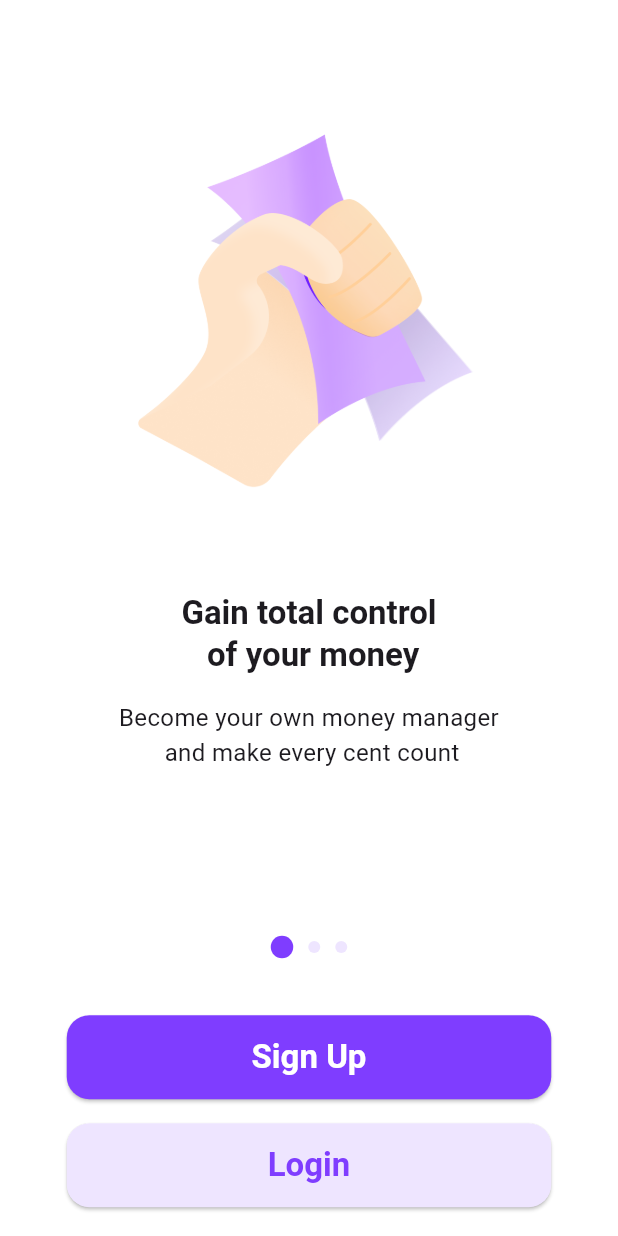
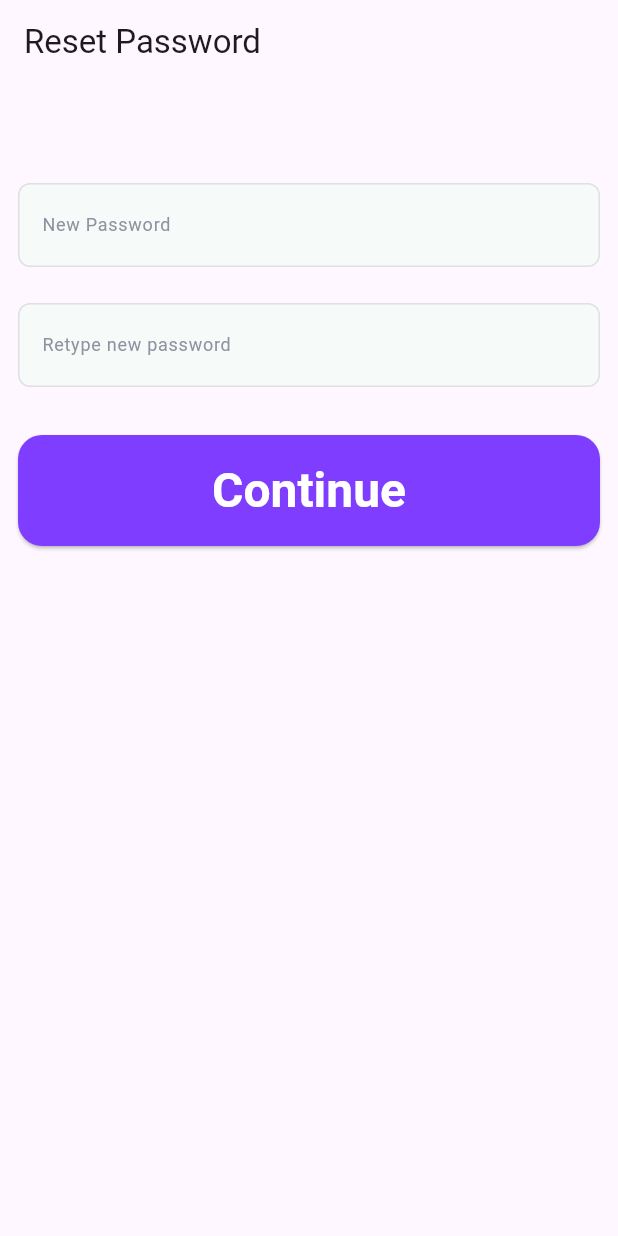
Before and after one commit to SauravR2000/Money-Management, a Flutter app: the screen it shows after launch, on a phone screen of 412 x 824 dp. Run offline on Flutter 3.47's test engine with Material 3 defaults, Android fonts, the phone set to English and light mode, and no system bars; drawn by our look-alikes of carousel_slider; our stand-ins replace auto_route, bloc, flutter_bloc, flutter_dotenv, gap, get_it and 5 more; missing offline and left inert: encrypt_shared_preferences; accounts and stored records are empty.

Commit message:
forgot password ui completed

```diff
--- a/lib/config/router/app_router.dart
+++ b/lib/config/router/app_router.dart
@@ -9,7 +9,8 @@ class AppRouter extends RootStackRouter {
         // of the replaceInRouteName property
         AutoRoute(
           initial: true,
-          page: Onboarding.page,
+          // page: Onboarding.page,
+          page: ForgotPasswordRoute.page,
         ),
       ];
 
--- /dev/null
+++ b/lib/features/auth/presentation/reset_password_screen/reset_password_screen.dart
@@ -0,0 +1,70 @@
+import 'package:flutter/material.dart';
+import 'package:money_management_app/shared_widgets/custom_button.dart';
+import 'package:money_management_app/shared_widgets/custom_text_from_field.dart';
+import 'package:money_management_app/shared_widgets/gap_widget.dart';
+import 'package:money_management_app/shared_widgets/screen_padding.dart';
+import 'package:money_management_app/shared_widgets/unfocus_screen_widget.dart';
+import 'package:money_management_app/utils/constants/strings.dart';
+
+class ResetPasswordScreen extends StatefulWidget {
+  const ResetPasswordScreen({super.key});
+
+  @override
+  State<ResetPasswordScreen> createState() => _ResetPasswordScreenState();
+}
+
+class _ResetPasswordScreenState extends State<ResetPasswordScreen> {
+  late TextEditingController _newPassword;
+  late TextEditingController _confirmPassword;
+
+  @override
+  void initState() {
+    super.initState();
+    _newPassword = TextEditingController();
+    _confirmPassword = TextEditingController();
+  }
+
+  @override
+  void dispose() {
+    super.dispose();
+    _newPassword.dispose();
+    _confirmPassword.dispose();
+  }
+
+  @override
+  Widget build(BuildContext context) {
+    return Scaffold(
+      appBar: AppBar(
+        title: Text(AppStrings.resetPassword),
+      ),
+      body: UnfocusScreenWidget(
+        child: screenPadding(
+          child: SingleChildScrollView(
+            child: Column(
+              children: [
+                gap(value: 56),
+                CustomTextFormField(
+                  controller: _newPassword,
+                  labelText: AppStrings.newPassword,
+                ),
+                gap(value: 24),
+                CustomTextFormField(
+                  controller: _confirmPassword,
+                  labelText: AppStrings.retypeNewPassword,
+                ),
+                gap(value: 32),
+                SizedBox(
+                  width: double.maxFinite,
+                  child: CustomButton(
+                    text: AppStrings.continueString,
+                    onPressed: () {},
+                  ),
+                ),
+              ],
+            ),
+          ),
+        ),
+      ),
+    );
+  }
+}
--- /dev/null
+++ b/lib/helper/get_text_theme.dart
@@ -0,0 +1,3 @@
+import 'package:flutter/material.dart';
+
+TextTheme getTextTheme({required context}) => Theme.of(context).textTheme;
--- a/lib/main.dart
+++ b/lib/main.dart
@@ -3,6 +3,8 @@ import 'package:flutter/material.dart';
 import 'package:flutter_dotenv/flutter_dotenv.dart';
 import 'package:money_management_app/config/router/app_router.dart';
 import 'package:money_management_app/config/theme/app_theme.dart';
+import 'package:money_management_app/features/auth/presentation/forgot_password_screen/email_sent_screen.dart';
+import 'package:money_management_app/features/auth/presentation/reset_password_screen/reset_password_screen.dart';
 import 'package:supabase_flutter/supabase_flutter.dart';
 
 final supabase = Supabase.instance.client;
@@ -40,10 +42,15 @@ class _MyAppState extends State<MyApp> {
   // This widget is the root of your application.
   @override
   Widget build(BuildContext context) {
-    return MaterialApp.router(
+    // return MaterialApp.router(
+    //   debugShowCheckedModeBanner: false,
+    //   theme: myTheme,
+    //   routerConfig: _appRouter.config(),
+    // );
+
+    return MaterialApp(
       debugShowCheckedModeBanner: false,
-      theme: myTheme,
-      routerConfig: _appRouter.config(),
+      home: ResetPasswordScreen(),
     );
   }
 }
--- a/lib/utils/constants/strings.dart
+++ b/lib/utils/constants/strings.dart
@@ -11,4 +11,26 @@ class AppStrings {
   static String orWith = "Or with";
   static String signupWithGoogle = "Sign Up with Google";
   static String alreadyHaveAnAccount = "Already have an account?";
+  static String verification = "Verification";
+
+  static String enterVerificationCode = "Enter your Verification Code";
+  static String sentVerificationMessageToEmail =
+      "We send verification code to your email";
+  static String checkInbox = " You can check your inbox.";
+  static String sendCodeAgain = "I didn’t received the code? Send again";
+
+  static String dontWorry = "Don’t worry.";
+  static String enterEmail =
+      "Enter your email and we’ll send you a link to reset your password.";
+
+  static String continueString = "Continue";
+
+  static String emailOnTheWay = "Your email is on the way";
+  static String checkEmailAndFollowInstruction =
+      "Check your email and follow the instructions to reset your password";
+  static String backToLogin = "Back to Login";
+
+  static String resetPassword = "Reset Password";
+  static String newPassword = "New Password";
+  static String retypeNewPassword = "Retype new password";
 }
```
Also changed, not shown: lib/features/auth/presentation/forgot_password_screen/email_sent_screen.dart (added, +53 -0 lines), lib/features/auth/presentation/forgot_password_screen/forgot_password_screen.dart (added, +25 -0 lines), lib/features/auth/presentation/forgot_password_screen/forgot_password_screen_body.dart (added, +65 -0 lines), lib/features/auth/presentation/verification_screen/verification_screen.dart (added, +26 -0 lines), lib/features/auth/presentation/verification_screen/verification_screen_body.dart (added, +32 -0 lines), assets/images/email_sent.png (added), lib/config/router/app_router.gr.dart, lib/injection/injection_container.config.dart.
